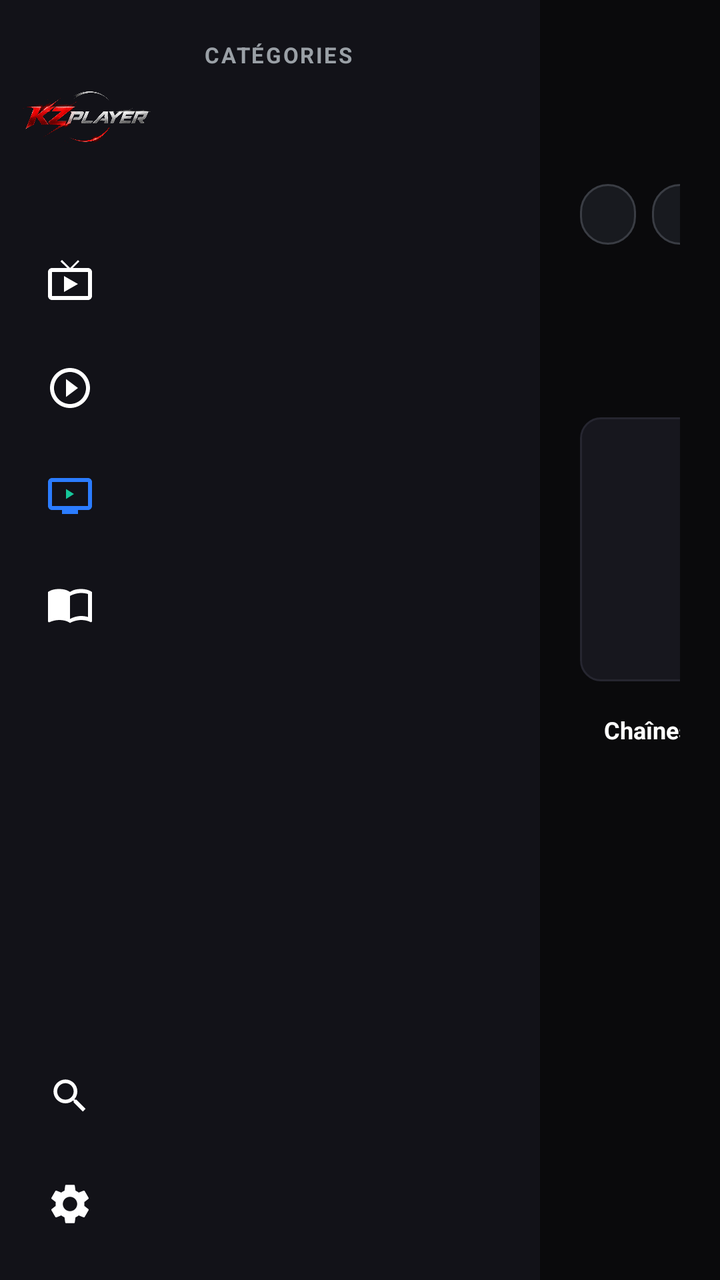
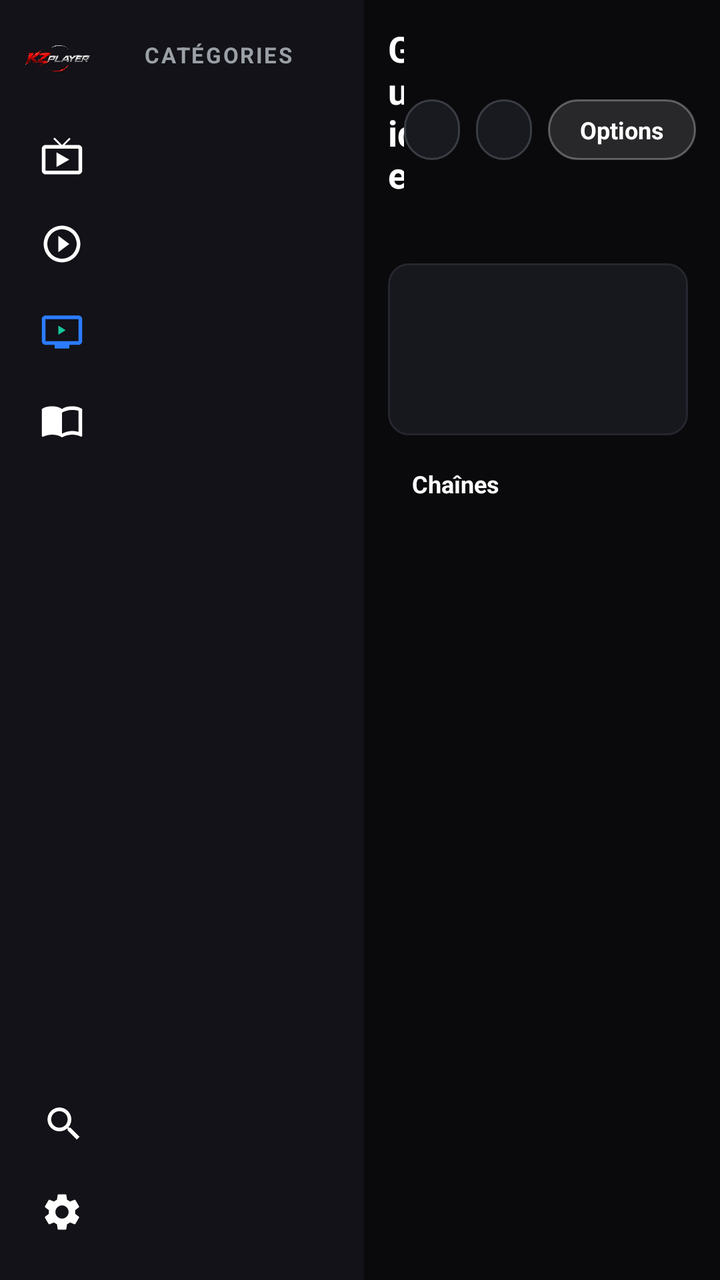

Two renders of the same Android screen: before a commit and after it. Below are the layout's source before the change and the commit's diff.
<!-- AndroidManifest.xml: application theme Theme.KZ -->
<!-- res/layout/activity_new_guide.xml -->
<?xml version="1.0" encoding="utf-8"?>
<LinearLayout xmlns:android="http://schemas.android.com/apk/res/android"
    android:layout_width="match_parent"
    android:layout_height="match_parent"
    android:orientation="horizontal"
    android:background="@color/bg">

    <include layout="@layout/newtivi_sidebar" />

    
    <LinearLayout
        android:layout_width="182dp"
        android:layout_height="match_parent"
        android:orientation="vertical"
        android:background="@color/bg2"
        android:paddingStart="14dp"
        android:paddingEnd="10dp"
        android:paddingTop="20dp">
        <TextView
            android:layout_width="wrap_content"
            android:layout_height="wrap_content"
            android:text="CAT\u00c9GORIES"
            android:textColor="@color/muted"
            android:textSize="11sp"
            android:textStyle="bold"
            android:letterSpacing="0.08"
            android:layout_marginBottom="10dp" />
        <androidx.recyclerview.widget.RecyclerView
            android:id="@+id/catRv"
            android:layout_width="match_parent"
            android:layout_height="match_parent"
            android:clipToPadding="false"
            android:paddingBottom="20dp" />
    </LinearLayout>

    <LinearLayout
        android:layout_width="0dp"
        android:layout_height="match_parent"
        android:layout_weight="1"
        android:orientation="vertical"
        android:padding="20dp">

        
        <LinearLayout
            android:layout_width="match_parent"
            android:layout_height="wrap_content"
            android:orientation="horizontal"
            android:gravity="center_vertical">
            <LinearLayout
                android:layout_width="0dp"
                android:layout_height="wrap_content"
                android:layout_weight="1"
                android:orientation="vertical">
                <TextView
                    android:id="@+id/screenTitleTv"
                    android:layout_width="wrap_content"
                    android:layout_height="wrap_content"
                    android:text="Guide"
                    android:textColor="@color/text"
                    android:textSize="26sp"
                    android:textStyle="bold" />
                <TextView
                    android:id="@+id/sourceTv"
                    android:layout_width="wrap_content"
                    android:layout_height="wrap_content"
                    android:textColor="@color/muted"
                    android:textSize="12sp"
                    android:maxLines="1"
                    android:ellipsize="end"
                    android:layout_marginTop="2dp" />
            </LinearLayout>
            <TextView
                android:id="@+id/dateTv"
                android:layout_width="wrap_content"
                android:layout_height="wrap_content"
                android:background="@drawable/bg_fav_chip"
                android:paddingStart="14dp"
                android:paddingEnd="14dp"
                android:paddingTop="7dp"
                android:paddingBottom="7dp"
                android:layout_marginEnd="8dp"
                android:textColor="@color/text"
                android:textSize="12sp" />
            <TextView
                android:id="@+id/clockTv"
                android:layout_width="wrap_content"
                android:layout_height="wrap_content"
                android:background="@drawable/bg_fav_chip"
                android:paddingStart="14dp"
                android:paddingEnd="14dp"
                android:paddingTop="7dp"
                android:paddingBottom="7dp"
                android:layout_marginEnd="8dp"
                android:textColor="@color/text"
                android:textSize="12sp" />
            <TextView
                android:id="@+id/optionsBtn"
                android:layout_width="wrap_content"
                android:layout_height="wrap_content"
                android:text="Options"
                android:background="@drawable/bg_ghost_btn"
                android:paddingStart="16dp"
                android:paddingEnd="16dp"
                android:paddingTop="7dp"
                android:paddingBottom="7dp"
                android:textColor="@color/text"
                android:textSize="12sp"
                android:textStyle="bold"
                android:clickable="true"
                android:focusable="true" />
        </LinearLayout>

        
        <LinearLayout
            android:layout_width="match_parent"
            android:layout_height="132dp"
            android:orientation="horizontal"
            android:layout_marginTop="14dp">
            <FrameLayout
                android:layout_width="228dp"
                android:layout_height="match_parent"
                android:background="@drawable/bg_tile">
                <ImageView
                    android:id="@+id/heroImg"
                    android:layout_width="match_parent"
                    android:layout_height="match_parent"
                    android:scaleType="centerCrop"
                    android:contentDescription="@null" />
                <androidx.media3.ui.PlayerView
                    android:id="@+id/heroPlayer"
                    android:layout_width="match_parent"
                    android:layout_height="match_parent"
                    android:visibility="gone" />
            </FrameLayout>
            <LinearLayout
                android:layout_width="0dp"
                android:layout_height="match_parent"
                android:layout_weight="1"
                android:orientation="vertical"
                android:gravity="center_vertical"
                android:paddingStart="18dp">
                <TextView
                    android:id="@+id/heroTitle"
                    android:layout_width="match_parent"
                    android:layout_height="wrap_content"
                    android:textColor="@color/text"
                    android:textSize="20sp"
                    android:textStyle="bold"
                    android:maxLines="2"
                    android:ellipsize="end" />
                <TextView
                    android:id="@+id/heroTime"
                    android:layout_width="wrap_content"
                    android:layout_height="wrap_content"
                    android:textColor="@color/accent"
                    android:textStyle="bold"
                    android:textSize="12sp"
                    android:layout_marginTop="6dp" />
                <LinearLayout
                    android:layout_width="match_parent"
                    android:layout_height="4dp"
                    android:orientation="horizontal"
                    android:layout_marginTop="8dp"
                    android:background="@drawable/bg_progress_track">
                    <View
                        android:id="@+id/heroProgFill"
                        android:layout_width="0dp"
                        android:layout_height="match_parent"
                        android:layout_weight="0.12"
                        android:background="@drawable/bg_progress_fill" />
                    <View
                        android:id="@+id/heroProgRest"
                        android:layout_width="0dp"
                        android:layout_height="match_parent"
                        android:layout_weight="0.88" />
                </LinearLayout>
                <TextView
                    android:id="@+id/heroPctTv"
                    android:layout_width="wrap_content"
                    android:layout_height="wrap_content"
                    android:textColor="@color/muted"
                    android:textSize="11sp"
                    android:layout_marginTop="5dp"
                    android:visibility="gone" />
                <TextView
                    android:id="@+id/heroDesc"
                    android:layout_width="match_parent"
                    android:layout_height="wrap_content"
                    android:textColor="#CCFFFFFF"
                    android:textSize="12sp"
                    android:maxLines="2"
                    android:ellipsize="end"
                    android:layout_marginTop="6dp" />
            </LinearLayout>
        </LinearLayout>

        
        <LinearLayout
            android:layout_width="match_parent"
            android:layout_height="wrap_content"
            android:orientation="horizontal"
            android:layout_marginTop="16dp"
            android:paddingBottom="8dp">
            <TextView
                android:id="@+id/sectionTv"
                android:layout_width="196dp"
                android:layout_height="wrap_content"
                android:text="Cha\u00eenes"
                android:paddingStart="12dp"
                android:textColor="@color/text"
                android:textStyle="bold"
                android:textSize="12sp"
                android:maxLines="1"
                android:ellipsize="end" />
            <TextView
                android:id="@+id/timeH1"
                android:layout_width="0dp"
                android:layout_height="wrap_content"
                android:layout_weight="1"
                android:textColor="@color/text"
                android:textStyle="bold"
                android:textSize="11sp" />
            <TextView
                android:id="@+id/timeH2"
                android:layout_width="0dp"
                android:layout_height="wrap_content"
                android:layout_weight="1"
                android:textColor="@color/muted"
                android:textSize="11sp" />
            <TextView
                android:id="@+id/timeH3"
                android:layout_width="0dp"
                android:layout_height="wrap_content"
                android:layout_weight="1"
                android:textColor="@color/muted"
                android:textSize="11sp" />
            <TextView
                android:id="@+id/timeH4"
                android:layout_width="0dp"
                android:layout_height="wrap_content"
                android:layout_weight="1"
                android:textColor="@color/muted"
                android:textSize="11sp" />
        </LinearLayout>

        <FrameLayout
            android:layout_width="match_parent"
            android:layout_height="0dp"
            android:layout_weight="1">
            <androidx.recyclerview.widget.RecyclerView
                android:id="@+id/channelRv"
                android:layout_width="match_parent"
                android:layout_height="match_parent" />
            <ProgressBar
                android:id="@+id/progress"
                android:layout_width="wrap_content"
                android:layout_height="wrap_content"
                android:layout_gravity="center"
                android:visibility="gone" />
            <TextView
                android:id="@+id/msgTv"
                android:layout_width="wrap_content"
                android:layout_height="wrap_content"
                android:layout_gravity="center"
                android:textColor="@color/muted"
                android:gravity="center" />
        </FrameLayout>
    </LinearLayout>
</LinearLayout>
<!-- res/layout/newtivi_sidebar.xml (included above) -->
<?xml version="1.0" encoding="utf-8"?>
<LinearLayout xmlns:android="http://schemas.android.com/apk/res/android"
    android:id="@+id/ntSidebar"
    android:layout_width="88dp"
    android:layout_height="match_parent"
    android:orientation="vertical"
    android:background="@color/bg2"
    android:paddingStart="10dp"
    android:paddingEnd="10dp"
    android:clipToPadding="false"
    android:clipChildren="false">

    <ImageView
        android:id="@+id/logoIv"
        android:layout_width="80dp"
        android:layout_height="80dp"
        android:layout_gravity="center_horizontal"
        android:layout_marginTop="18dp"
        android:layout_marginBottom="18dp"
        android:src="@drawable/kz_logo_icon"
        android:scaleType="fitCenter"
        android:background="@android:color/transparent"
        android:adjustViewBounds="true"
        android:contentDescription="@null" />

    <LinearLayout
        android:id="@+id/navTv"
        android:nextFocusDown="@id/navMovies"
        android:layout_width="match_parent"
        android:layout_height="48dp"
        android:layout_marginBottom="6dp"
        android:orientation="horizontal"
        android:gravity="center_vertical"
        android:paddingStart="13dp"
        android:clickable="true"
        android:focusable="true"
        android:background="@drawable/bg_nav_item">
        <ImageView
            android:id="@+id/navTvImg"
            android:layout_width="24dp"
            android:layout_height="24dp"
            android:src="@drawable/ic_live_tv"
            android:contentDescription="@null" />
        <TextView
            android:id="@+id/navTvLabel"
            android:layout_width="wrap_content"
            android:layout_height="wrap_content"
            android:text="TV"
            android:textColor="@color/muted"
            android:textSize="14sp"
            android:textStyle="bold"
            android:layout_marginStart="16dp"
            android:visibility="gone" />
    </LinearLayout>

    <LinearLayout
        android:id="@+id/navMovies"
        android:nextFocusUp="@id/navTv"
        android:nextFocusDown="@id/navSeries"
        android:layout_width="match_parent"
        android:layout_height="48dp"
        android:layout_marginBottom="6dp"
        android:orientation="horizontal"
        android:gravity="center_vertical"
        android:paddingStart="13dp"
        android:clickable="true"
        android:focusable="true"
        android:background="@drawable/bg_nav_item">
        <ImageView
            android:id="@+id/navMoviesImg"
            android:layout_width="24dp"
            android:layout_height="24dp"
            android:src="@drawable/ic_movie"
            android:contentDescription="@null" />
        <TextView
            android:id="@+id/navMoviesLabel"
            android:layout_width="wrap_content"
            android:layout_height="wrap_content"
            android:text="Films"
            android:textColor="@color/muted"
            android:textSize="14sp"
            android:textStyle="bold"
            android:layout_marginStart="16dp"
            android:visibility="gone" />
    </LinearLayout>

    <LinearLayout
        android:id="@+id/navSeries"
        android:nextFocusUp="@id/navMovies"
        android:nextFocusDown="@id/navGuide"
        android:layout_width="match_parent"
        android:layout_height="48dp"
        android:layout_marginBottom="6dp"
        android:orientation="horizontal"
        android:gravity="center_vertical"
        android:paddingStart="13dp"
        android:clickable="true"
        android:focusable="true"
        android:background="@drawable/bg_nav_item">
        <ImageView
            android:id="@+id/navSeriesImg"
            android:layout_width="24dp"
            android:layout_height="24dp"
            android:src="@drawable/ic_tv"
            android:contentDescription="@null" />
        <TextView
            android:id="@+id/navSeriesLabel"
            android:layout_width="wrap_content"
            android:layout_height="wrap_content"
            android:text="S\u00e9ries"
            android:textColor="@color/muted"
            android:textSize="14sp"
            android:textStyle="bold"
            android:layout_marginStart="16dp"
            android:visibility="gone" />
    </LinearLayout>

    <LinearLayout
        android:id="@+id/navGuide"
        android:nextFocusUp="@id/navSeries"
        android:nextFocusDown="@id/navSearch"
        android:layout_width="match_parent"
        android:layout_height="48dp"
        android:orientation="horizontal"
        android:gravity="center_vertical"
        android:paddingStart="13dp"
        android:clickable="true"
        android:focusable="true"
        android:background="@drawable/bg_nav_item">
        <ImageView
            android:id="@+id/navGuideImg"
            android:layout_width="24dp"
            android:layout_height="24dp"
            android:src="@drawable/ic_epg"
            android:contentDescription="@null" />
        <TextView
            android:id="@+id/navGuideLabel"
            android:layout_width="wrap_content"
            android:layout_height="wrap_content"
            android:text="Guide"
            android:textColor="@color/muted"
            android:textSize="14sp"
            android:textStyle="bold"
            android:layout_marginStart="16dp"
            android:visibility="gone" />
    </LinearLayout>

    <View
        android:layout_width="match_parent"
        android:layout_height="0dp"
        android:layout_weight="1" />

    <LinearLayout
        android:id="@+id/navSearch"
        android:nextFocusUp="@id/navGuide"
        android:nextFocusDown="@id/navSettings"
        android:layout_width="match_parent"
        android:layout_height="48dp"
        android:layout_marginBottom="6dp"
        android:orientation="horizontal"
        android:gravity="center_vertical"
        android:paddingStart="14dp"
        android:clickable="true"
        android:focusable="true"
        android:background="@drawable/bg_nav_item">
        <ImageView
            android:id="@+id/navSearchImg"
            android:layout_width="22dp"
            android:layout_height="22dp"
            android:src="@drawable/ic_search"
            android:contentDescription="@null" />
        <TextView
            android:id="@+id/navSearchLabel"
            android:layout_width="wrap_content"
            android:layout_height="wrap_content"
            android:text="Recherche"
            android:textColor="@color/muted"
            android:textSize="14sp"
            android:textStyle="bold"
            android:layout_marginStart="18dp"
            android:visibility="gone" />
    </LinearLayout>

    <LinearLayout
        android:id="@+id/navSettings"
        android:nextFocusUp="@id/navSearch"
        android:layout_width="match_parent"
        android:layout_height="48dp"
        android:layout_marginBottom="14dp"
        android:orientation="horizontal"
        android:gravity="center_vertical"
        android:paddingStart="13dp"
        android:clickable="true"
        android:focusable="true"
        android:background="@drawable/bg_nav_item">
        <ImageView
            android:id="@+id/navSettingsImg"
            android:layout_width="24dp"
            android:layout_height="24dp"
            android:src="@drawable/ic_settings"
            android:contentDescription="@null" />
        <TextView
            android:id="@+id/navSettingsLabel"
            android:layout_width="wrap_content"
            android:layout_height="wrap_content"
            android:text="R\u00e9glages"
            android:textColor="@color/muted"
            android:textSize="14sp"
            android:textStyle="bold"
            android:layout_marginStart="16dp"
            android:visibility="gone" />
    </LinearLayout>
</LinearLayout>
<!-- resources referenced by this layout -->
<resources>
  <color name="accent">#E50914</color>
  <color name="bg">#0A0A0C</color>
  <color name="bg2">#121218</color>
  <color name="muted">#9AA0A6</color>
  <color name="text">#FFFFFF</color>
  <!-- drawable bg_progress_fill (drawable) -->
  <?xml version="1.0" encoding="utf-8"?>
  <shape xmlns:android="http://schemas.android.com/apk/res/android" android:shape="rectangle">
      <solid android:color="@color/accent" />
      <corners android:radius="2dp" />
  </shape>
  <!-- drawable bg_progress_track (drawable) -->
  <?xml version="1.0" encoding="utf-8"?>
  <shape xmlns:android="http://schemas.android.com/apk/res/android" android:shape="rectangle">
      <solid android:color="#33FFFFFF" />
      <corners android:radius="2dp" />
  </shape>
  <!-- drawable ic_live_tv (drawable) -->
  <?xml version="1.0" encoding="utf-8"?>
  <vector xmlns:android="http://schemas.android.com/apk/res/android"
      android:width="24dp" android:height="24dp"
      android:viewportWidth="24" android:viewportHeight="24">
      <path android:fillColor="#FFFFFF" android:pathData="M21,6h-7.59l3.29,-3.29L16,2l-4,4 -4,-4 -0.71,0.71L10.59,6H3C1.9,6 1,6.89 1,8v12c0,1.1 0.9,2 2,2h18c1.1,0 2,-0.9 2,-2L23,8c0,-1.11 -0.9,-2 -2,-2zM21,20L3,20L3,8h18v12zM9,10v8l7,-4z" />
  </vector>
  <!-- drawable ic_movie (drawable) -->
  <?xml version="1.0" encoding="utf-8"?>
  <vector xmlns:android="http://schemas.android.com/apk/res/android"
      android:width="24dp" android:height="24dp"
      android:viewportWidth="24" android:viewportHeight="24">
      <path android:fillColor="#FFFFFF" android:pathData="M10,16.5l6,-4.5 -6,-4.5v9zM12,2C6.48,2 2,6.48 2,12s4.48,10 10,10 10,-4.48 10,-10S17.52,2 12,2zM12,20c-4.41,0 -8,-3.59 -8,-8s3.59,-8 8,-8 8,3.59 8,8 -3.59,8 -8,8z" />
  </vector>
  <!-- drawable ic_search (drawable) -->
  <?xml version="1.0" encoding="utf-8"?>
  <vector xmlns:android="http://schemas.android.com/apk/res/android"
      android:width="24dp" android:height="24dp"
      android:viewportWidth="24" android:viewportHeight="24">
      <path android:fillColor="#FFFFFF" android:pathData="M15.5,14h-0.79l-0.28,-0.27C15.41,12.59 16,11.11 16,9.5 16,5.91 13.09,3 9.5,3S3,5.91 3,9.5 5.91,16 9.5,16c1.61,0 3.09,-0.59 4.23,-1.57l0.27,0.28v0.79l5,4.99L20.49,19l-4.99,-5zM9.5,14C7.01,14 5,11.99 5,9.5S7.01,5 9.5,5 14,7.01 14,9.5 11.99,14 9.5,14z" />
  </vector>
  <!-- drawable ic_tv (drawable) -->
  <vector xmlns:android="http://schemas.android.com/apk/res/android"
      android:width="48dp"
      android:height="48dp"
      android:viewportWidth="24"
      android:viewportHeight="24">
      <path
          android:fillColor="#2B7CFF"
          android:pathData="M21,3H3C1.9,3 1,3.9 1,5v12c0,1.1 0.9,2 2,2h5v2h8v-2h5c1.1,0 2,-0.9 2,-2V5C23,3.9 22.1,3 21,3zM21,17H3V5h18V17z" />
      <path
          android:fillColor="#16C79A"
          android:pathData="M10,8.5v5l4,-2.5z" />
  </vector>
  <style name="Theme.KZ" parent="Theme.Material3.DayNight.NoActionBar">
          <item name="android:windowBackground">@color/bg</item>
          <item name="android:statusBarColor">@color/bg</item>
          <item name="android:navigationBarColor">@color/bg</item>
          <item name="colorPrimary">@color/accent</item>
          <item name="colorOnPrimary">@color/text</item>
      </style>
  <color name="danger">#FF3B4E</color>
  <color name="accent2">#B0060F</color>
  <color name="card">#17171E</color>
  <color name="stroke">#262630</color>
  <!-- unchanged entries left out for length: 7 -->
</resources>

<!-- the commit's change to res/layout/activity_new_guide.xml (unified diff, before → after) -->
@@ -9,7 +9,7 @@
 
     
     <LinearLayout
-        android:layout_width="182dp"
+        android:layout_width="@dimen/nt_cat_col_w"
         android:layout_height="match_parent"
         android:orientation="vertical"
         android:background="@color/bg2"
@@ -38,7 +38,7 @@
         android:layout_height="match_parent"
         android:layout_weight="1"
         android:orientation="vertical"
-        android:padding="20dp">
+        android:padding="@dimen/nt_content_pad">
 
         
         <LinearLayout
@@ -57,7 +57,7 @@
                     android:layout_height="wrap_content"
                     android:text="Guide"
                     android:textColor="@color/text"
-                    android:textSize="26sp"
+                    android:textSize="@dimen/nt_screen_title"
                     android:textStyle="bold" />
                 <TextView
                     android:id="@+id/sourceTv"
@@ -113,11 +113,11 @@
         
         <LinearLayout
             android:layout_width="match_parent"
-            android:layout_height="132dp"
+            android:layout_height="@dimen/nt_hero_h"
             android:orientation="horizontal"
             android:layout_marginTop="14dp">
             <FrameLayout
-                android:layout_width="228dp"
+                android:layout_width="@dimen/nt_hero_preview_w"
                 android:layout_height="match_parent"
                 android:background="@drawable/bg_tile">
                 <ImageView
@@ -144,7 +144,7 @@
                     android:layout_width="match_parent"
                     android:layout_height="wrap_content"
                     android:textColor="@color/text"
-                    android:textSize="20sp"
+                    android:textSize="@dimen/nt_hero_title"
                     android:textStyle="bold"
                     android:maxLines="2"
                     android:ellipsize="end" />
@@ -203,7 +203,7 @@
             android:paddingBottom="8dp">
             <TextView
                 android:id="@+id/sectionTv"
-                android:layout_width="196dp"
+                android:layout_width="@dimen/nt_channel_col_w"
                 android:layout_height="wrap_content"
                 android:text="Cha\u00eenes"
                 android:paddingStart="12dp"
@@ -271,22 +271,22 @@
 <?xml version="1.0" encoding="utf-8"?>
 <LinearLayout xmlns:android="http://schemas.android.com/apk/res/android"
     android:id="@+id/ntSidebar"
-    android:layout_width="88dp"
+    android:layout_width="@dimen/nt_sidebar_w"
     android:layout_height="match_parent"
     android:orientation="vertical"
     android:background="@color/bg2"
-    android:paddingStart="10dp"
-    android:paddingEnd="10dp"
+    android:paddingStart="@dimen/nt_sidebar_pad"
+    android:paddingEnd="@dimen/nt_sidebar_pad"
     android:clipToPadding="false"
     android:clipChildren="false">
 
     <ImageView
         android:id="@+id/logoIv"
-        android:layout_width="80dp"
-        android:layout_height="80dp"
+        android:layout_width="@dimen/nt_logo_size"
+        android:layout_height="@dimen/nt_logo_size"
         android:layout_gravity="center_horizontal"
-        android:layout_marginTop="18dp"
-        android:layout_marginBottom="18dp"
+        android:layout_marginTop="@dimen/nt_logo_margin_v"
+        android:layout_marginBottom="@dimen/nt_logo_margin_v"
         android:src="@drawable/kz_logo_icon"
         android:scaleType="fitCenter"
         android:background="@android:color/transparent"
@@ -297,8 +297,8 @@
         android:id="@+id/navTv"
         android:nextFocusDown="@id/navMovies"
         android:layout_width="match_parent"
-        android:layout_height="48dp"
-        android:layout_marginBottom="6dp"
+        android:layout_height="@dimen/nt_nav_item_h"
+        android:layout_marginBottom="@dimen/nt_nav_item_margin"
         android:orientation="horizontal"
         android:gravity="center_vertical"
         android:paddingStart="13dp"
@@ -307,8 +307,8 @@
         android:background="@drawable/bg_nav_item">
         <ImageView
             android:id="@+id/navTvImg"
-            android:layout_width="24dp"
-            android:layout_height="24dp"
+            android:layout_width="@dimen/nt_nav_icon"
+            android:layout_height="@dimen/nt_nav_icon"
             android:src="@drawable/ic_live_tv"
             android:contentDescription="@null" />
         <TextView
@@ -328,8 +328,8 @@
         android:nextFocusUp="@id/navTv"
         android:nextFocusDown="@id/navSeries"
         android:layout_width="match_parent"
-        android:layout_height="48dp"
-        android:layout_marginBottom="6dp"
+        android:layout_height="@dimen/nt_nav_item_h"
+        android:layout_marginBottom="@dimen/nt_nav_item_margin"
         android:orientation="horizontal"
         android:gravity="center_vertical"
         android:paddingStart="13dp"
@@ -338,8 +338,8 @@
         android:background="@drawable/bg_nav_item">
         <ImageView
             android:id="@+id/navMoviesImg"
-            android:layout_width="24dp"
-            android:layout_height="24dp"
+            android:layout_width="@dimen/nt_nav_icon"
+            android:layout_height="@dimen/nt_nav_icon"
             android:src="@drawable/ic_movie"
             android:contentDescription="@null" />
         <TextView
@@ -359,8 +359,8 @@
         android:nextFocusUp="@id/navMovies"
         android:nextFocusDown="@id/navGuide"
         android:layout_width="match_parent"
-        android:layout_height="48dp"
-        android:layout_marginBottom="6dp"
+        android:layout_height="@dimen/nt_nav_item_h"
+        android:layout_marginBottom="@dimen/nt_nav_item_margin"
         android:orientation="horizontal"
         android:gravity="center_vertical"
         android:paddingStart="13dp"
@@ -369,8 +369,8 @@
         android:background="@drawable/bg_nav_item">
         <ImageView
             android:id="@+id/navSeriesImg"
-            android:layout_width="24dp"
-            android:layout_height="24dp"
+            android:layout_width="@dimen/nt_nav_icon"
+            android:layout_height="@dimen/nt_nav_icon"
             android:src="@drawable/ic_tv"
             android:contentDescription="@null" />
         <TextView
@@ -390,7 +390,7 @@
         android:nextFocusUp="@id/navSeries"
         android:nextFocusDown="@id/navSearch"
         android:layout_width="match_parent"
-        android:layout_height="48dp"
+        android:layout_height="@dimen/nt_nav_item_h"
         android:orientation="horizontal"
         android:gravity="center_vertical"
         android:paddingStart="13dp"
@@ -399,8 +399,8 @@
         android:background="@drawable/bg_nav_item">
         <ImageView
             android:id="@+id/navGuideImg"
-            android:layout_width="24dp"
-            android:layout_height="24dp"
+            android:layout_width="@dimen/nt_nav_icon"
+            android:layout_height="@dimen/nt_nav_icon"
             android:src="@drawable/ic_epg"
             android:contentDescription="@null" />
         <TextView
@@ -425,8 +425,8 @@
         android:nextFocusUp="@id/navGuide"
         android:nextFocusDown="@id/navSettings"
         android:layout_width="match_parent"
-        android:layout_height="48dp"
-        android:layout_marginBottom="6dp"
+        android:layout_height="@dimen/nt_nav_item_h"
+        android:layout_marginBottom="@dimen/nt_nav_item_margin"
         android:orientation="horizontal"
         android:gravity="center_vertical"
         android:paddingStart="14dp"
@@ -435,8 +435,8 @@
         android:background="@drawable/bg_nav_item">
         <ImageView
             android:id="@+id/navSearchImg"
-            android:layout_width="22dp"
-            android:layout_height="22dp"
+            android:layout_width="@dimen/nt_nav_icon"
+            android:layout_height="@dimen/nt_nav_icon"
             android:src="@drawable/ic_search"
             android:contentDescription="@null" />
         <TextView
@@ -455,7 +455,7 @@
         android:id="@+id/navSettings"
         android:nextFocusUp="@id/navSearch"
         android:layout_width="match_parent"
-        android:layout_height="48dp"
+        android:layout_height="@dimen/nt_nav_item_h"
         android:layout_marginBottom="14dp"
         android:orientation="horizontal"
         android:gravity="center_vertical"
@@ -465,8 +465,8 @@
         android:background="@drawable/bg_nav_item">
         <ImageView
             android:id="@+id/navSettingsImg"
-            android:layout_width="24dp"
-            android:layout_height="24dp"
+            android:layout_width="@dimen/nt_nav_icon"
+            android:layout_height="@dimen/nt_nav_icon"
             android:src="@drawable/ic_settings"
             android:contentDescription="@null" />
         <TextView
<!-- resource entries referenced after the edit -->
@@ -5,6 +5,20 @@
   <color name="bg2">#121218</color>
   <color name="muted">#9AA0A6</color>
   <color name="text">#FFFFFF</color>
+  <dimen name="nt_cat_col_w">124dp</dimen>
+  <dimen name="nt_channel_col_w">150dp</dimen>
+  <dimen name="nt_content_pad">12dp</dimen>
+  <dimen name="nt_hero_h">86dp</dimen>
+  <dimen name="nt_hero_preview_w">150dp</dimen>
+  <dimen name="nt_hero_title">15sp</dimen>
+  <dimen name="nt_logo_margin_v">8dp</dimen>
+  <dimen name="nt_logo_size">42dp</dimen>
+  <dimen name="nt_nav_icon">22dp</dimen>
+  <dimen name="nt_nav_item_h">40dp</dimen>
+  <dimen name="nt_nav_item_margin">4dp</dimen>
+  <dimen name="nt_screen_title">18sp</dimen>
+  <dimen name="nt_sidebar_pad">7dp</dimen>
+  <dimen name="nt_sidebar_w">58dp</dimen>
   <!-- drawable bg_progress_fill (drawable) -->
   <?xml version="1.0" encoding="utf-8"?>
   <shape xmlns:android="http://schemas.android.com/apk/res/android" android:shape="rectangle">
